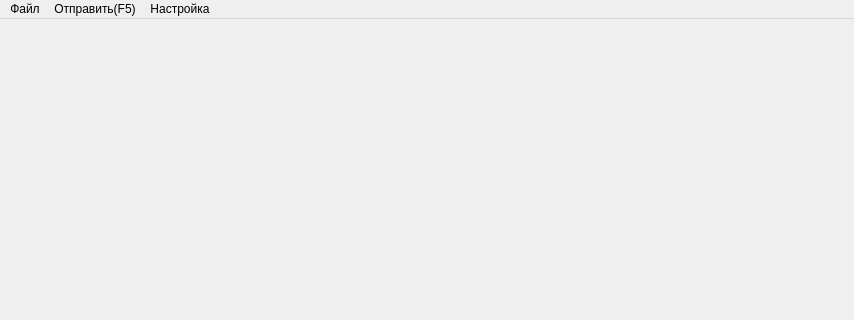
Above: mainwindow.ui from eastpriSs/Knight before the change; both pictures show x 0 to 854 and y 0 to 320 of the 854 by 526 pixel window. Below: the same form after it.
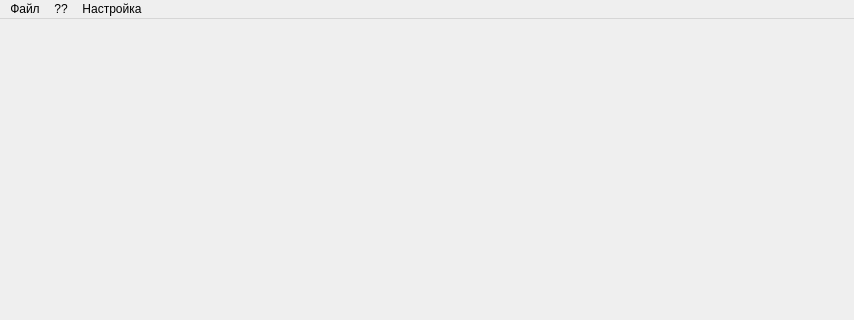
That is the form after the change.

```diff
--- a/mainwindow.ui
+++ b/mainwindow.ui
@@ -39,7 +39,7 @@
    </widget>
    <widget class="QMenu" name="menu_F5">
     <property name="title">
-     <string>Отправить(F5)</string>
+     <string>??</string>
     </property>
    </widget>
    <addaction name="fileMenu"/>
```
Left out of the diff: 11 changed lines with no effect on the pictures.
